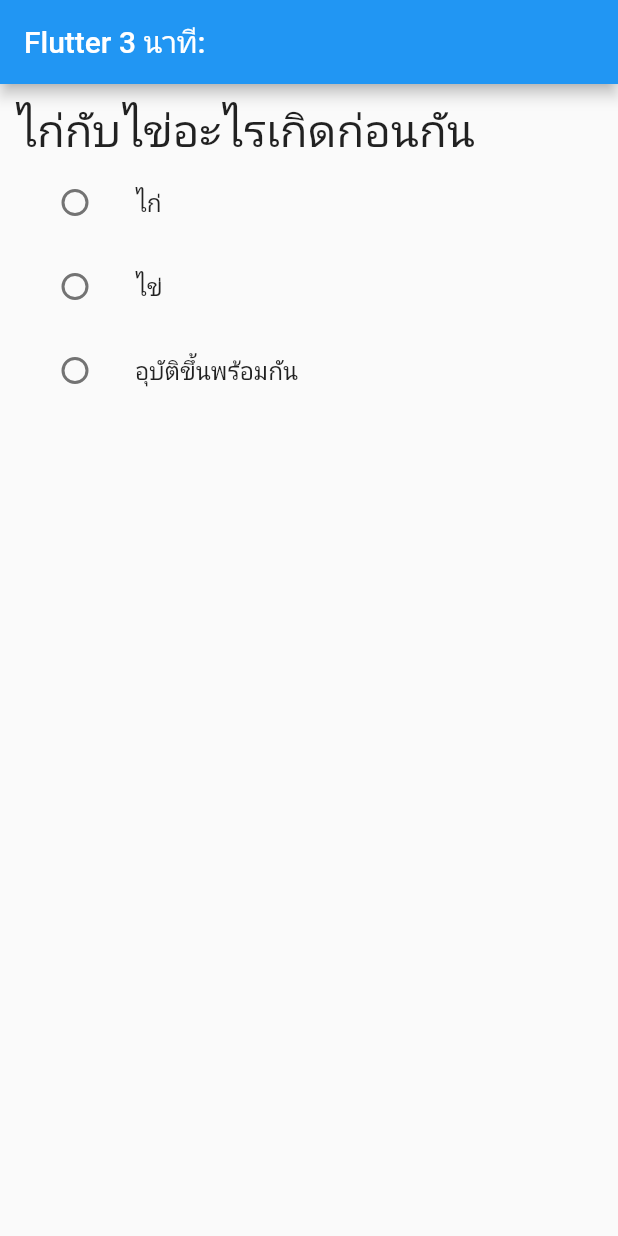
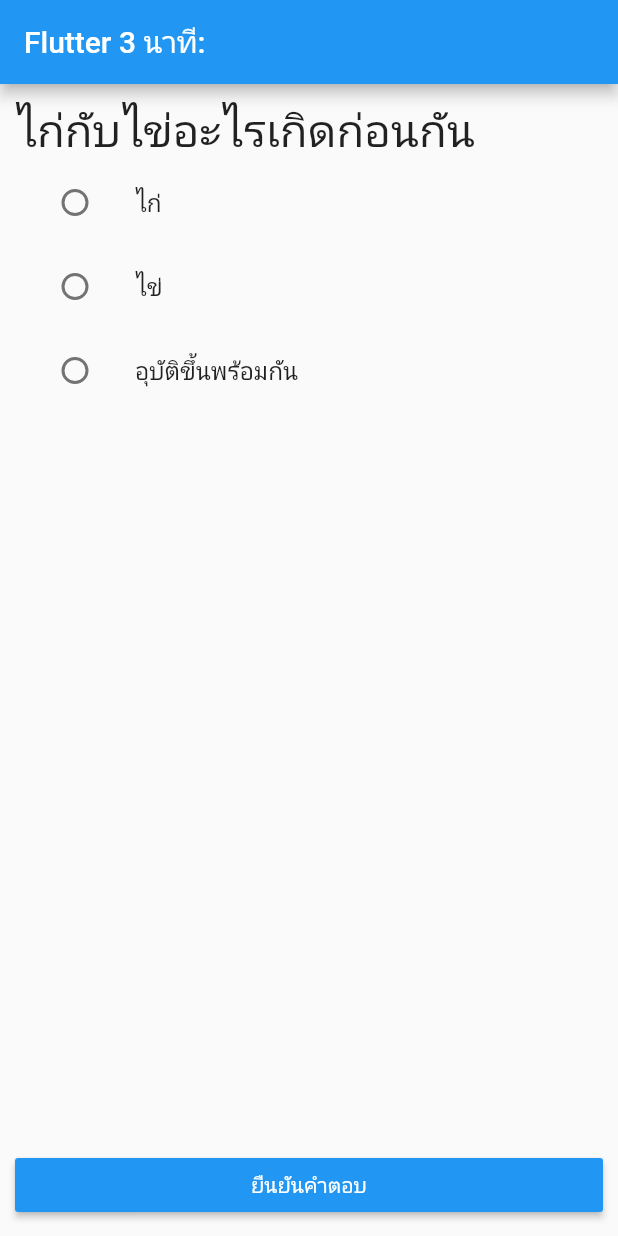
Before and after one commit to teerasej/nextflow_widget_radio_choice, a Flutter app: the screen it shows after launch, on a phone screen of 412 x 824 dp. Run offline on Flutter 3.47's test engine with Material 2 defaults, Android fonts, the phone set to English and light mode, and no system bars.

Commit message:
Put confirm answer button at the bottom of page

```diff
--- a/lib/main.dart
+++ b/lib/main.dart
@@ -84,6 +84,15 @@ class _MyHomePageState extends State<MyHomePage> {
         padding: EdgeInsets.all(10),
         child: questionArea,
       ),
+      bottomNavigationBar: Padding(
+        padding: EdgeInsets.all(10),
+        child: RaisedButton(
+          onPressed: () {},
+          color: Colors.blue,
+          textColor: Colors.white,
+          child: Text('ยืนยันคำตอบ'),
+        ),
+      ),
     );
   }
 }
```
